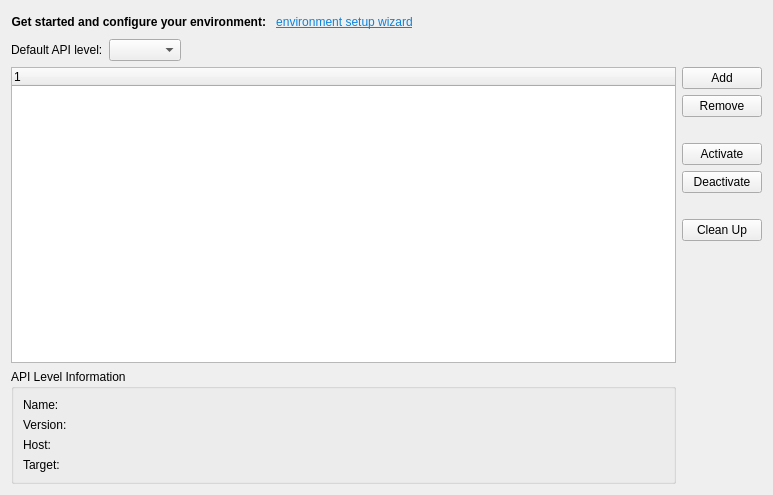
Qt form src/plugins/qnx/blackberryndksettingswidget.ui (qt-creator/qt-creator) before a commit.
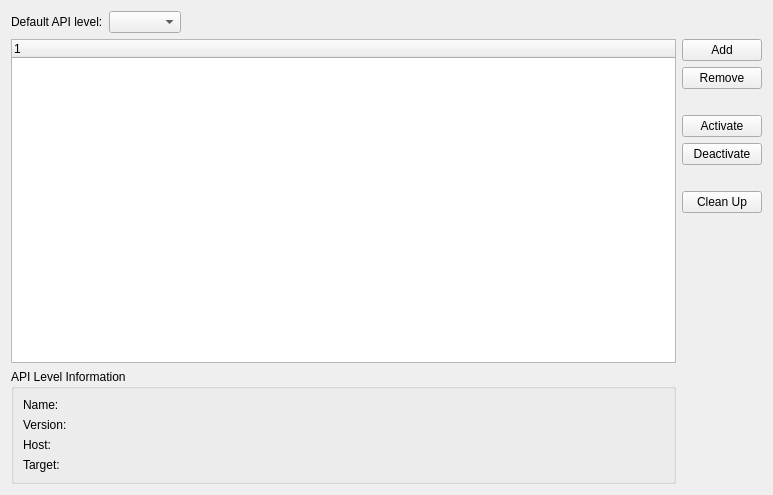
The same form after that commit.

Commit message:
Qnx: Removing BlackBerry Environment Setup wizard
It is replaced by BlackBerry Setup options page.

What changed in the file:
```diff
--- a/src/plugins/qnx/blackberryndksettingswidget.ui
+++ b/src/plugins/qnx/blackberryndksettingswidget.ui
@@ -14,137 +14,6 @@
    <string>Form</string>
   </property>
   <layout class="QVBoxLayout" name="verticalLayout">
-   <item>
-    <layout class="QHBoxLayout" name="horizontalLayout">
-     <item>
-      <widget class="QLabel" name="wizardLabel">
-       <property name="font">
-        <font>
-         <weight>75</weight>
-         <bold>true</bold>
-        </font>
-       </property>
-       <property name="autoFillBackground">
-        <bool>false</bool>
-       </property>
-       <property name="frameShape">
-        <enum>QFrame::NoFrame</enum>
-       </property>
-       <property name="text">
-        <string>Get started and configure your environment:</string>
-       </property>
-       <property name="textFormat">
-        <enum>Qt::PlainText</enum>
-       </property>
-       <property name="alignment">
-        <set>Qt::AlignRight|Qt::AlignTrailing|Qt::AlignVCenter</set>
-       </property>
-       <property name="wordWrap">
-        <bool>false</bool>
-       </property>
-       <property name="openExternalLinks">
-        <bool>true</bool>
-       </property>
-       <property name="textInteractionFlags">
-        <set>Qt::TextBrowserInteraction</set>
-       </property>
-      </widget>
-     </item>
-     <item>
-      <widget class="QPushButton" name="wizardButton">
-       <property name="palette">
-        <palette>
-         <active>
-          <colorrole role="WindowText">
-           <brush brushstyle="SolidPattern">
-            <color alpha="255">
-             <red>13</red>
-             <green>131</green>
-             <blue>220</blue>
-            </color>
-           </brush>
-          </colorrole>
-          <colorrole role="ButtonText">
-           <brush brushstyle="SolidPattern">
-            <color alpha="255">
-             <red>13</red>
-             <green>131</green>
-             <blue>220</blue>
-            </color>
-           </brush>
-          </colorrole>
-         </active>
-         <inactive>
-          <colorrole role="WindowText">
-           <brush brushstyle="SolidPattern">
-            <color alpha="255">
-             <red>13</red>
-             <green>131</green>
-             <blue>220</blue>
-            </color>
-           </brush>
-          </colorrole>
-          <colorrole role="ButtonText">
-           <brush brushstyle="SolidPattern">
-            <color alpha="255">
-             <red>13</red>
-             <green>131</green>
-             <blue>220</blue>
-            </color>
-           </brush>
-          </colorrole>
-         </inactive>
-         <disabled>
-          <colorrole role="WindowText">
-           <brush brushstyle="SolidPattern">
-            <color alpha="255">
-             <red>144</red>
-             <green>141</green>
-             <blue>139</blue>
-            </color>
-           </brush>
-          </colorrole>
-          <colorrole role="ButtonText">
-           <brush brushstyle="SolidPattern">
-            <color alpha="255">
-             <red>150</red>
-             <green>147</green>
-             <blue>145</blue>
-            </color>
-           </brush>
-          </colorrole>
-         </disabled>
-        </palette>
-       </property>
-       <property name="font">
-        <font>
-         <italic>false</italic>
-         <underline>true</underline>
-        </font>
-       </property>
-       <property name="text">
-        <string>environment setup wizard</string>
-       </property>
-       <property name="flat">
-        <bool>true</bool>
-       </property>
-      </widget>
-     </item>
-     <item>
-      <spacer name="horizontalSpacer">
-       <property name="orientation">
-        <enum>Qt::Horizontal</enum>
-       </property>
-       <property name="sizeHint" stdset="0">
-        <size>
-         <width>276</width>
-         <height>20</height>
-        </size>
-       </property>
-      </spacer>
-     </item>
-    </layout>
-   </item>
    <item>
     <layout class="QGridLayout" name="gridLayout">
      <item row="0" column="0" colspan="2">
```
The commit also changes 12 other files.
